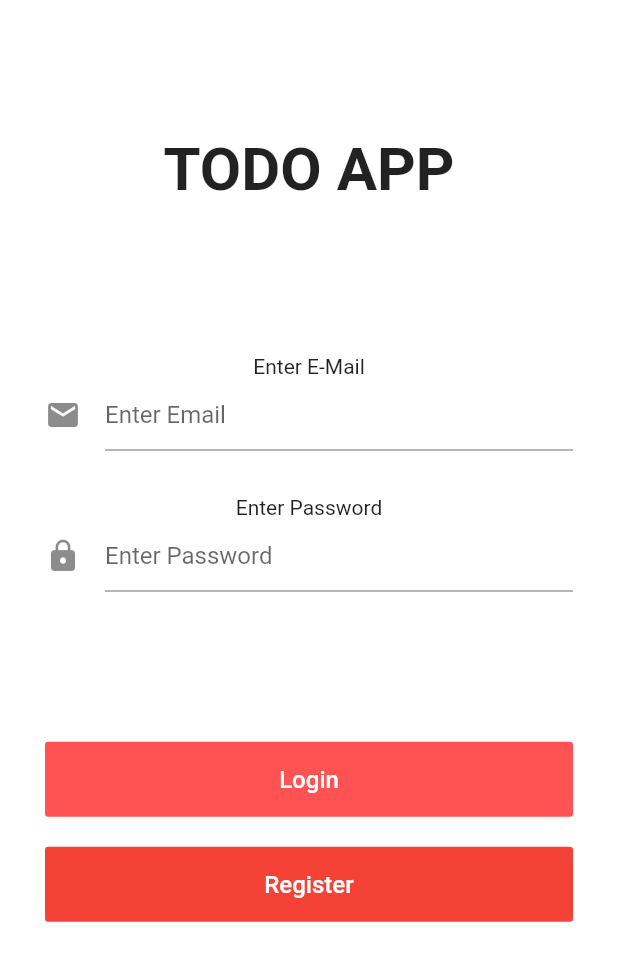
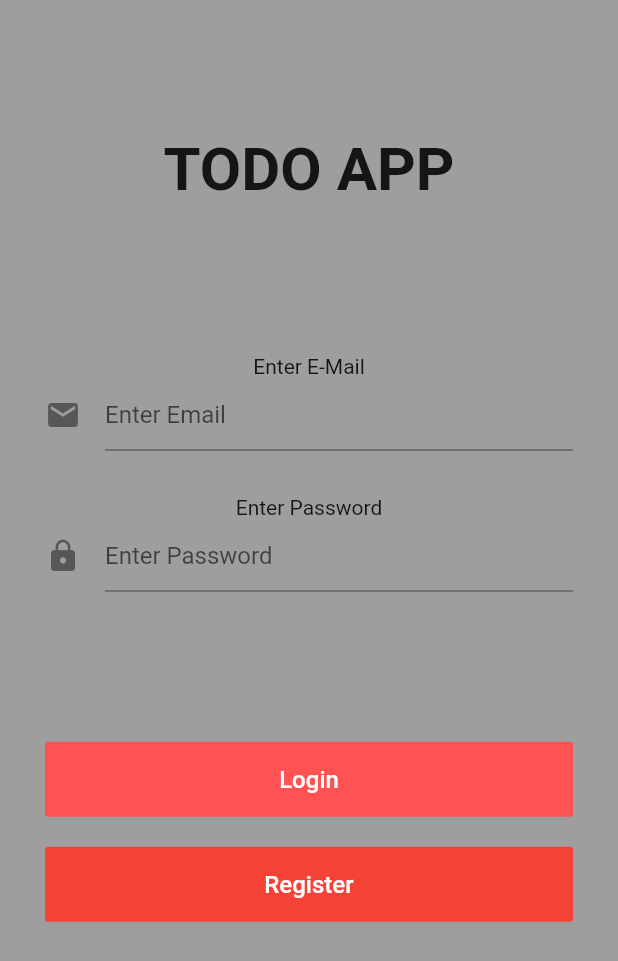
Before and after one commit to umar195/TODO-App-LAB-FINAL, a Flutter app: the screen it shows after launch, on a phone screen of 412 x 824 dp. Shown: the top 961 px of the screen. Run offline on Flutter 3.47's test engine with Material 2 defaults, Android fonts, the phone set to English and light mode, and no system bars; our stand-ins replace animated_splash_screen, firebase_auth, firebase_core, flutter_colorpicker, flutter_markdown, fluttertoast and 4 more; accounts and stored records are empty; generated files the repository leaves out were written again.

Commit message:
SPLASH Screen updated.

```diff
--- a/lib/loginScreen.dart
+++ b/lib/loginScreen.dart
@@ -31,7 +31,7 @@ class loginScreen extends StatelessWidget {
     return MaterialApp(
       debugShowCheckedModeBanner: false,
       home: Scaffold(
-          backgroundColor: Colors.white,
+          backgroundColor: Colors.grey,
           body: Center(
             child: SingleChildScrollView(
               child: Column(
```
Also changed, not shown: images/1.jpg (deleted), images/2.jpg (deleted), images/3.jpg (deleted), images/4.png (deleted), images/5.jpg (deleted), images/6.jpg (deleted), images/logo.png.
